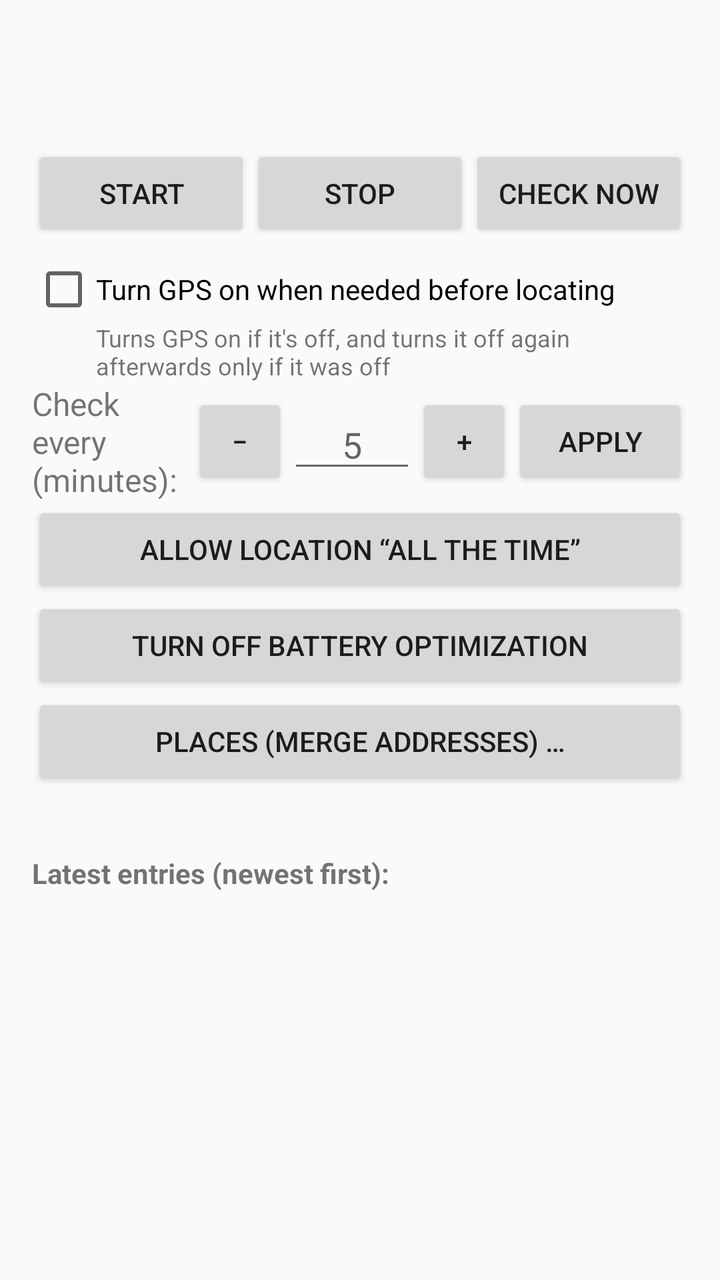
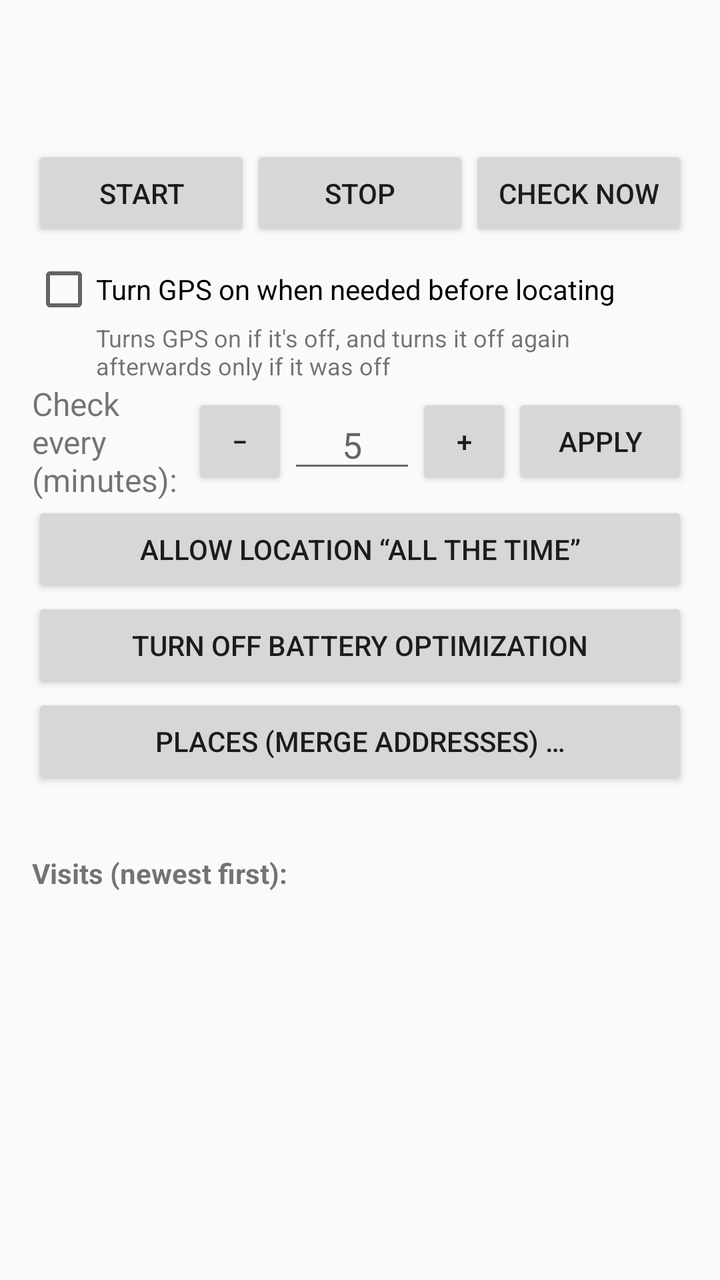

Before-and-after screenshots of an Android layout around one commit, followed by the original layout XML and the change that was made.
<!-- AndroidManifest.xml: application theme android:Theme.Material.Light.DarkActionBar -->
<!-- res/layout/activity_main.xml -->
<?xml version="1.0" encoding="utf-8"?>
<LinearLayout xmlns:android="http://schemas.android.com/apk/res/android"
    android:layout_width="match_parent"
    android:layout_height="match_parent"
    android:orientation="vertical"
    android:padding="16dp">

    <TextView
        android:id="@+id/status"
        android:layout_width="match_parent"
        android:layout_height="wrap_content"
        android:textSize="16sp"
        android:textStyle="bold" />

    <TextView
        android:id="@+id/lastCheck"
        android:layout_width="match_parent"
        android:layout_height="wrap_content"
        android:layout_marginTop="4dp"
        android:textSize="14sp" />

    <LinearLayout
        android:layout_width="match_parent"
        android:layout_height="wrap_content"
        android:layout_marginTop="12dp"
        android:orientation="horizontal">
        <Button
            android:id="@+id/btnStart"
            android:layout_width="0dp"
            android:layout_height="wrap_content"
            android:layout_weight="1"
            android:text="Start" />
        <Button
            android:id="@+id/btnStop"
            android:layout_width="0dp"
            android:layout_height="wrap_content"
            android:layout_weight="1"
            android:text="Stop" />
        <Button
            android:id="@+id/btnNow"
            android:layout_width="0dp"
            android:layout_height="wrap_content"
            android:layout_weight="1"
            android:text="Check now" />
    </LinearLayout>

    <CheckBox
        android:id="@+id/chkGpsOff"
        android:layout_width="match_parent"
        android:layout_height="wrap_content"
        android:layout_marginTop="8dp"
        android:text="Turn GPS on when needed before locating" />

    <TextView
        android:id="@+id/gpsHint"
        android:layout_width="match_parent"
        android:layout_height="wrap_content"
        android:layout_marginStart="32dp"
        android:text="Turns GPS on if it's off, and turns it off again afterwards only if it was off"
        android:textSize="12sp" />

    <LinearLayout
        android:layout_width="match_parent"
        android:layout_height="wrap_content"
        android:gravity="center_vertical"
        android:orientation="horizontal">
        <TextView
            android:layout_width="0dp"
            android:layout_height="wrap_content"
            android:layout_weight="1"
            android:text="Check every (minutes):"
            android:textSize="16sp" />
        <Button
            android:id="@+id/btnMinus"
            android:layout_width="48dp"
            android:layout_height="wrap_content"
            android:text="−" />
        <EditText
            android:id="@+id/editInterval"
            android:layout_width="64dp"
            android:layout_height="wrap_content"
            android:gravity="center"
            android:imeOptions="actionDone"
            android:importantForAutofill="no"
            android:hint="5"
            android:inputType="number"
            android:maxLength="4"
            android:selectAllOnFocus="true" />
        <Button
            android:id="@+id/btnPlus"
            android:layout_width="48dp"
            android:layout_height="wrap_content"
            android:text="+" />
        <Button
            android:id="@+id/btnApplyInterval"
            android:layout_width="wrap_content"
            android:layout_height="wrap_content"
            android:text="Apply" />
    </LinearLayout>

    <Button
        android:id="@+id/btnBackground"
        android:layout_width="match_parent"
        android:layout_height="wrap_content"
        android:text="Allow location “all the time”" />

    <Button
        android:id="@+id/btnBattery"
        android:layout_width="match_parent"
        android:layout_height="wrap_content"
        android:text="Turn off battery optimization" />

    <Button
        android:id="@+id/btnPlaces"
        android:layout_width="match_parent"
        android:layout_height="wrap_content"
        android:text="Places (merge addresses) …" />

    <TextView
        android:id="@+id/filePath"
        android:layout_width="match_parent"
        android:layout_height="wrap_content"
        android:layout_marginTop="8dp"
        android:textSize="12sp" />

    <TextView
        android:layout_width="match_parent"
        android:layout_height="wrap_content"
        android:layout_marginTop="8dp"
        android:text="Latest entries (newest first):"
        android:textStyle="bold" />

    <ScrollView
        android:layout_width="match_parent"
        android:layout_height="0dp"
        android:layout_weight="1">
        <TextView
            android:id="@+id/log"
            android:layout_width="match_parent"
            android:layout_height="wrap_content"
            android:fontFamily="monospace"
            android:textIsSelectable="true"
            android:textSize="13sp" />
    </ScrollView>
</LinearLayout>
<!-- resources referenced by this layout -->
<resources>

</resources>

<!-- the commit's change to res/layout/activity_main.xml (unified diff, before → after) -->
@@ -127,19 +127,17 @@
         android:layout_width="match_parent"
         android:layout_height="wrap_content"
         android:layout_marginTop="8dp"
-        android:text="Latest entries (newest first):"
+        android:text="Visits (newest first):"
         android:textStyle="bold" />
 
     <ScrollView
         android:layout_width="match_parent"
         android:layout_height="0dp"
         android:layout_weight="1">
-        <TextView
-            android:id="@+id/log"
+        <LinearLayout
+            android:id="@+id/visits"
             android:layout_width="match_parent"
             android:layout_height="wrap_content"
-            android:fontFamily="monospace"
-            android:textIsSelectable="true"
-            android:textSize="13sp" />
+            android:orientation="vertical" />
     </ScrollView>
 </LinearLayout>
